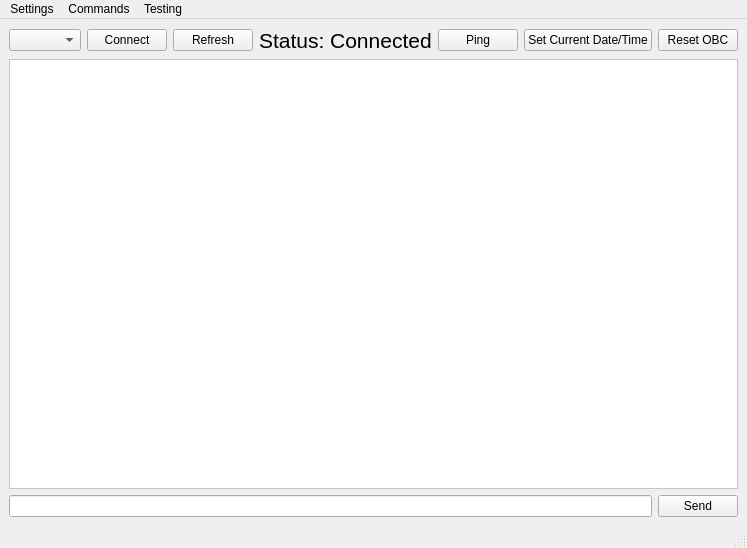
Before: the Qt Designer form san-antonio/src/san_antonio.ui in jumiknows/AleasatV2, drawn with Qt 5.
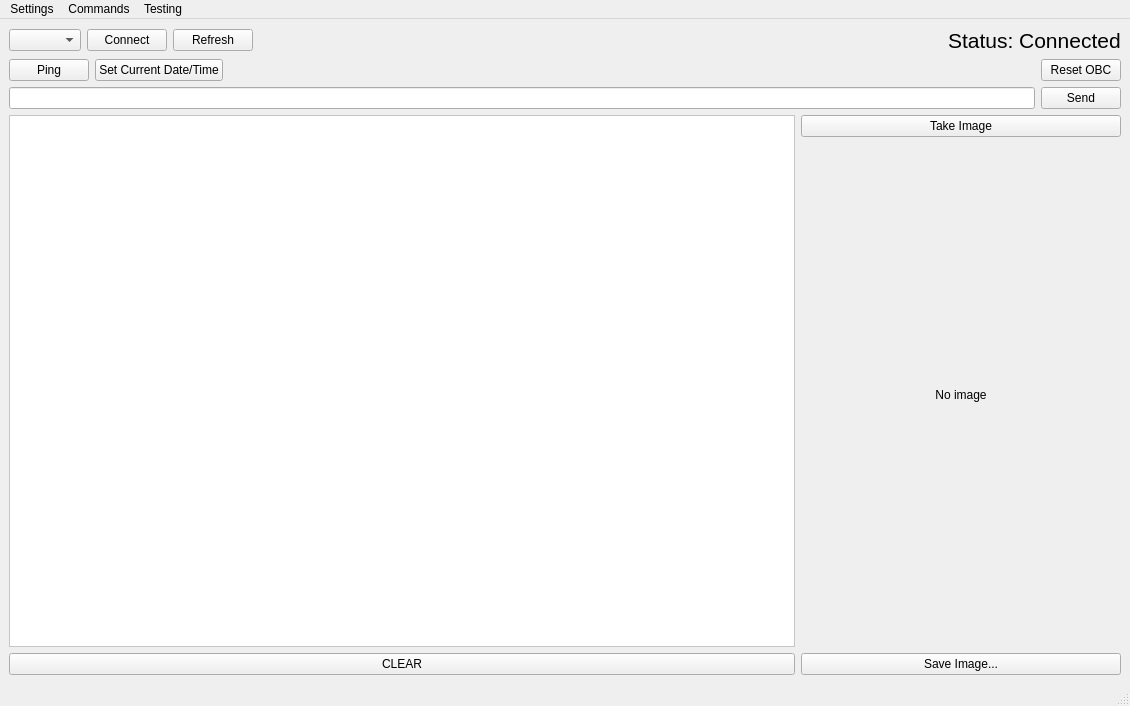
After: the same form once the commit is applied.

Commit message: ALEA-401 Implemented basic JPEG image capture + transfer with ArduCAM https://gitlab.com/alea-2020/command-data-handling/obc2-firmware/-/merge_requests/143

The edit to the form file:
```diff
--- a/san-antonio/src/san_antonio.ui
+++ b/san-antonio/src/san_antonio.ui
@@ -9,8 +9,8 @@
    <rect>
     <x>0</x>
     <y>0</y>
-    <width>743</width>
-    <height>548</height>
+    <width>1130</width>
+    <height>706</height>
    </rect>
   </property>
   <property name="windowTitle">
@@ -20,9 +20,36 @@
    <layout class="QVBoxLayout" name="verticalLayout">
     <item>
      <layout class="QGridLayout" name="gridLayout">
+      <item row="0" column="1">
+       <widget class="QPushButton" name="connect_button">
+        <property name="text">
+         <string>Connect</string>
+        </property>
+       </widget>
+      </item>
+      <item row="0" column="2">
+       <widget class="QPushButton" name="refresh_button">
+        <property name="text">
+         <string>Refresh</string>
+        </property>
+       </widget>
+      </item>
       <item row="0" column="0">
        <widget class="QComboBox" name="comboBox"/>
       </item>
+      <item row="0" column="4">
+       <spacer name="horizontalSpacer">
+        <property name="orientation">
+         <enum>Qt::Horizontal</enum>
+        </property>
+        <property name="sizeHint" stdset="0">
+         <size>
+          <width>40</width>
+          <height>20</height>
+         </size>
+        </property>
+       </spacer>
+      </item>
       <item row="0" column="5">
        <widget class="QLabel" name="status_label">
         <property name="font">
@@ -35,48 +62,28 @@
         </property>
        </widget>
       </item>
-      <item row="0" column="2">
-       <widget class="QPushButton" name="refresh_button">
+     </layout>
+    </item>
+    <item>
+     <layout class="QHBoxLayout" name="horizontalLayout_3">
+      <property name="topMargin">
+       <number>0</number>
+      </property>
+      <item>
+       <widget class="QPushButton" name="ping_button">
         <property name="text">
-         <string>Refresh</string>
+         <string>Ping</string>
         </property>
        </widget>
       </item>
-      <item row="0" column="9">
-       <widget class="QPushButton" name="reset_button">
-        <property name="text">
-         <string>Reset OBC</string>
-        </property>
-       </widget>
-      </item>
-      <item row="0" column="8">
+      <item>
        <widget class="QPushButton" name="set_datetime_button">
         <property name="text">
          <string>Set Current Date/Time</string>
         </property>
        </widget>
       </item>
-      <item row="0" column="4">
-       <spacer name="horizontalSpacer">
-        <property name="orientation">
-         <enum>Qt::Horizontal</enum>
-        </property>
-        <property name="sizeHint" stdset="0">
-         <size>
-          <width>40</width>
-          <height>20</height>
-         </size>
-        </property>
-       </spacer>
-      </item>
-      <item row="0" column="1">
-       <widget class="QPushButton" name="connect_button">
-        <property name="text">
-         <string>Connect</string>
-        </property>
-       </widget>
-      </item>
-      <item row="0" column="6">
+      <item>
        <spacer name="horizontalSpacer_2">
         <property name="orientation">
          <enum>Qt::Horizontal</enum>
@@ -89,30 +96,15 @@
         </property>
        </spacer>
       </item>
-      <item row="0" column="7">
-       <widget class="QPushButton" name="ping_button">
+      <item>
+       <widget class="QPushButton" name="reset_button">
         <property name="text">
-         <string>Ping</string>
+         <string>Reset OBC</string>
         </property>
        </widget>
       </item>
      </layout>
     </item>
-    <item>
-     <widget class="QTextEdit" name="textEdit">
-      <property name="enabled">
-       <bool>true</bool>
-      </property>
-      <property name="font">
-       <font>
-        <pointsize>10</pointsize>
-       </font>
-      </property>
-      <property name="styleSheet">
-       <string notr="true">background-color: rgb(255, 255, 255);</string>
-      </property>
-     </widget>
-    </item>
     <item>
      <layout class="QHBoxLayout" name="horizontalLayout">
       <item>
@@ -127,6 +119,73 @@
       </item>
      </layout>
     </item>
+    <item>
+     <layout class="QHBoxLayout" name="horizontalLayout_2">
+      <item>
+       <layout class="QVBoxLayout" name="verticalLayout_3">
+        <item>
+         <widget class="QTextEdit" name="textEdit">
+          <property name="enabled">
+           <bool>true</bool>
+          </property>
+          <property name="font">
+           <font>
+            <pointsize>10</pointsize>
+           </font>
+          </property>
+          <property name="styleSheet">
+           <string notr="true">background-color: rgb(255, 255, 255);</string>
+          </property>
+         </widget>
+        </item>
+        <item>
+         <widget class="QPushButton" name="clear_button">
+          <property name="text">
+           <string>CLEAR</string>
+          </property>
+         </widget>
+        </item>
+       </layout>
+      </item>
+      <item>
+       <layout class="QVBoxLayout" name="verticalLayout_2">
+        <property name="rightMargin">
+         <number>0</number>
+        </property>
+        <item>
+         <widget class="QPushButton" name="take_image_button">
+          <property name="text">
+           <string>Take Image</string>
+          </property>
+         </widget>
+        </item>
+        <item>
+         <widget class="QLabel" name="image_label">
+          <property name="minimumSize">
+           <size>
+            <width>320</width>
+            <height>0</height>
+           </size>
+          </property>
+          <property name="text">
+           <string>No image</string>
+          </property>
+          <property name="alignment">
+           <set>Qt::AlignCenter</set>
+          </property>
+         </widget>
+        </item>
+        <item>
+         <widget class="QPushButton" name="save_image_button">
+          <property name="text">
+           <string>Save Image...</string>
+          </property>
+         </widget>
+        </item>
+       </layout>
+      </item>
+     </layout>
+    </item>
    </layout>
   </widget>
   <widget class="QMenuBar" name="menubar">
@@ -134,7 +193,7 @@
     <rect>
      <x>0</x>
      <y>0</y>
-     <width>743</width>
+     <width>1130</width>
      <height>21</height>
     </rect>
    </property>
```
The commit also changes 36 other files.
